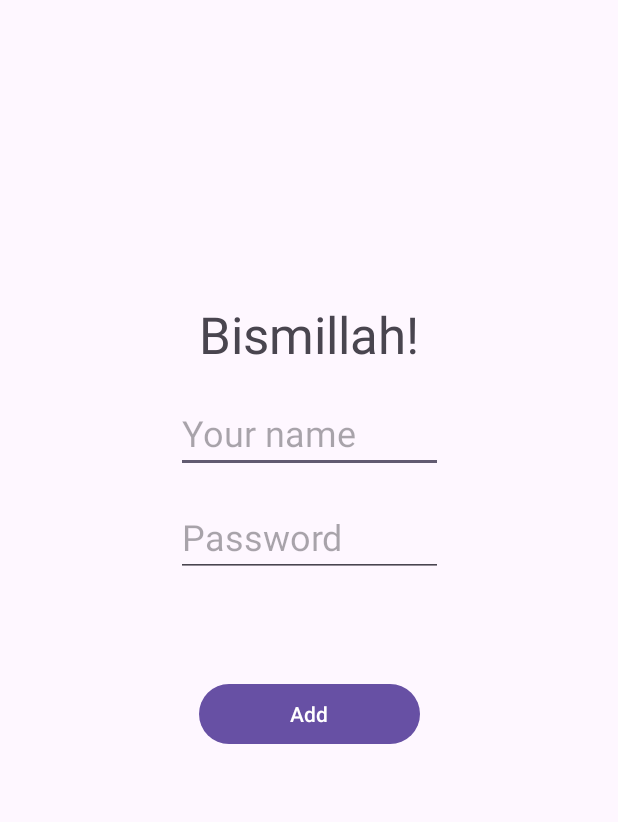
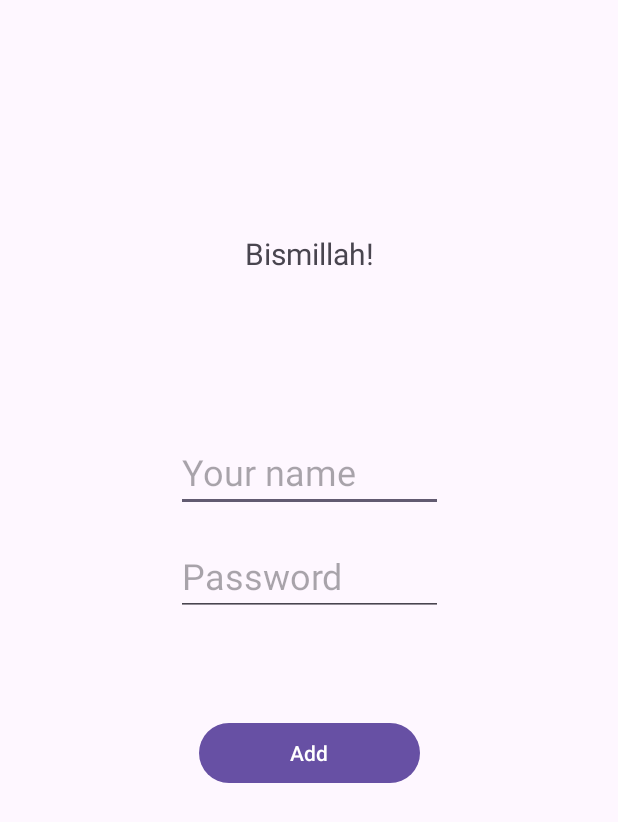
Before and after one commit to Jonasodiq/Neco_Kotlinintro, an Android app: the screen it shows after launch (MainActivity), on a phone screen of 412 x 824 dp. Shown: the top 822 px of the screen. Run offline under Robolectric (Android 15) with nearby library versions, the phone set to English and light mode, and no system bars.

Commit message:
Bismillah -> Alhamdu lillah -> Added img

```diff
--- a/app/src/main/res/layout/activity_main.xml
+++ b/app/src/main/res/layout/activity_main.xml
@@ -11,11 +11,12 @@
         android:id="@+id/tvText"
         android:layout_width="178dp"
         android:layout_height="38dp"
-        android:layout_marginTop="200dp"
+        android:layout_marginTop="150dp"
         android:gravity="center"
         android:text="Bismillah!"
-        android:textSize="34sp"
+        android:textSize="20sp"
         app:layout_constraintEnd_toEndOf="parent"
+        app:layout_constraintHorizontal_bias="0.502"
         app:layout_constraintStart_toStartOf="parent"
         app:layout_constraintTop_toTopOf="parent" />
 
@@ -33,7 +34,7 @@
         android:id="@+id/editValue"
         android:layout_width="0dp"
         android:layout_height="wrap_content"
-        android:layout_marginTop="24dp"
+        android:layout_marginTop="100dp"
         android:ems="10"
         android:hint="Your name"
         android:textSize="24sp"
@@ -68,4 +69,15 @@
         app:layout_constraintStart_toStartOf="@+id/editValue"
         app:layout_constraintTop_toBottomOf="@+id/editValue" />
 
+    <ImageView
+        android:id="@+id/imageView"
+        android:layout_width="70dp"
+        android:layout_height="80dp"
+        android:layout_marginTop="8dp"
+        android:visibility="invisible"
+        app:layout_constraintEnd_toEndOf="@+id/tvText"
+        app:layout_constraintStart_toStartOf="@+id/tvText"
+        app:layout_constraintTop_toBottomOf="@+id/tvText"
+        app:srcCompat="@drawable/man" />
+
 </androidx.constraintlayout.widget.ConstraintLayout>
```
